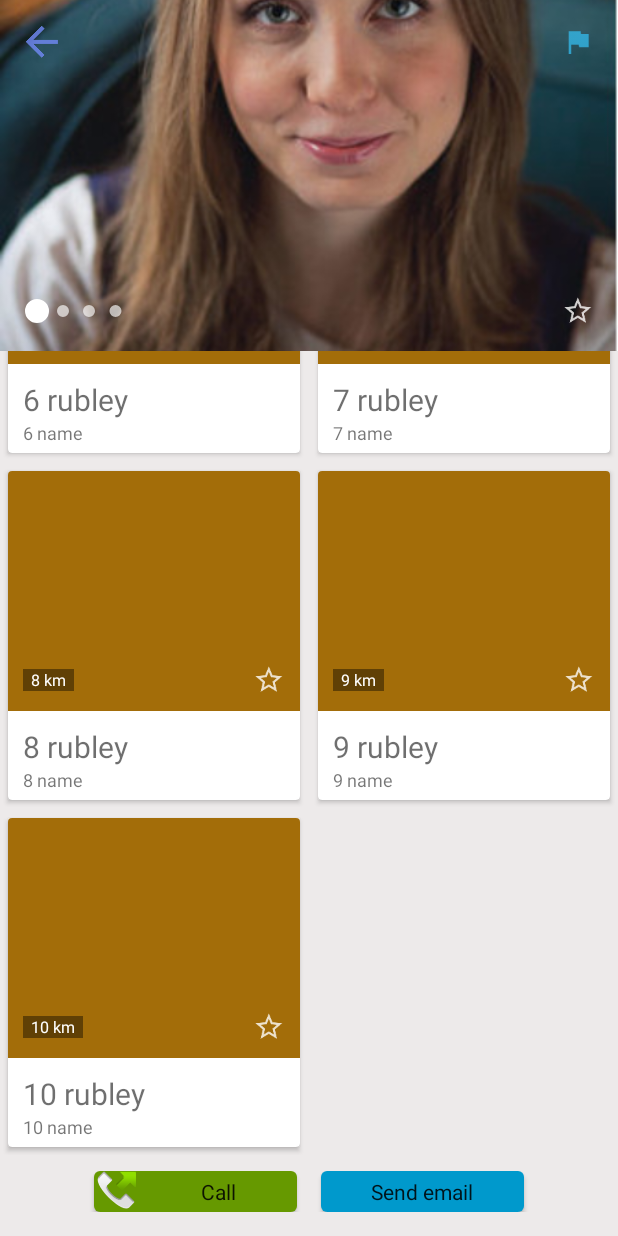
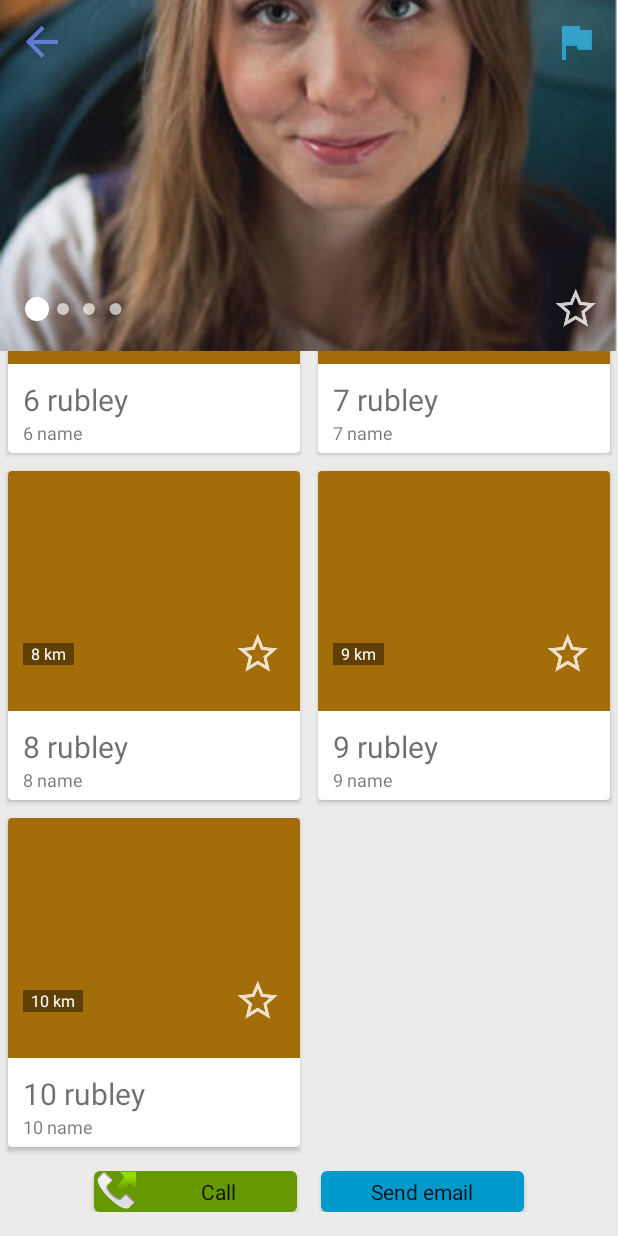
Before and after one commit to ChippZanuff/MarketPlace, an Android app: the OffersActivity screen opened directly, with no data from a screen before it, scrolled down 1516 dp, on a phone screen of 412 x 824 dp. Run offline under Robolectric (Android 15) with nearby library versions, the phone set to English and light mode, and no system bars; libraries missing offline, so code that uses them is left out: me.henrytao.smoothappbarlayout; plain views replace SmoothAppBarLayout; 3 statements that could not run were skipped.

Commit message:
Added click animation for buttons

```diff
--- a/app/src/main/java/com/example/deepdev_03/muvito/Adapters/RecyclerView/OfferItem/OfferItemHolder.java
+++ b/app/src/main/java/com/example/deepdev_03/muvito/Adapters/RecyclerView/OfferItem/OfferItemHolder.java
@@ -1,6 +1,5 @@
 package com.example.deepdev_03.muvito.Adapters.RecyclerView.OfferItem;
 
-import android.graphics.drawable.Drawable;
 import android.support.v7.widget.RecyclerView;
 import android.view.View;
 import android.widget.ImageButton;
@@ -24,7 +23,7 @@ public class OfferItemHolder extends RecyclerView.ViewHolder
         this.distance = distance;
         this.money = money;
         this.starButton = star;
-        this.starButton.setBackgroundDrawable(itemView.getResources().getDrawable(R.drawable.ic_empty_star));
+        this.starButton.setImageResource(R.drawable.ic_empty_star);
         this.starButton.setOnClickListener(new View.OnClickListener()
         {
             @Override
@@ -32,13 +31,11 @@ public class OfferItemHolder extends RecyclerView.ViewHolder
             {
                 if(starred)
                 {
-                    Drawable starEmpty = v.getResources().getDrawable(R.drawable.ic_empty_star);
-                    starButton.setBackgroundDrawable(starEmpty);
+                    starButton.setImageResource(R.drawable.ic_empty_star);
                 }
                 else
                 {
-                    Drawable startFilled = v.getResources().getDrawable(R.drawable.ic_full_star);
-                    starButton.setBackgroundDrawable(startFilled);
+                    starButton.setImageResource(R.drawable.ic_full_star);
                 }
 
                 starred = !starred;
--- a/app/src/main/java/com/example/deepdev_03/muvito/OffersActivity.java
+++ b/app/src/main/java/com/example/deepdev_03/muvito/OffersActivity.java
@@ -23,6 +23,7 @@ import android.support.v7.widget.Toolbar;
 import android.transition.Slide;
 import android.view.View;
 import android.widget.Button;
+import android.widget.ImageButton;
 import android.widget.ImageView;
 
 import com.example.deepdev_03.muvito.Adapters.RecyclerView.OfferItem.GridSpacingItemDecoration;
@@ -50,12 +51,13 @@ public class OffersActivity extends AppCompatActivity implements OnMapReadyCallb
     private OffersItem item;
     private GoogleMap map;
     private ImageView sellerAvatar, shareWith, shareVk;
-    private Button call, sendEmail, toolbarComplain;
+    private Button call, sendEmail;
+    private ImageButton toolbarComplain, starButton;
     private ViewPager imagePager;
     private ArrayList<Integer> images = new ArrayList<>();
     private RecyclerView recyclerView;
     private TabLayout dotPager;
-    private boolean shouldScroll = false;
+    private boolean shouldScroll = false, starred;
 
     @Override
     public void onCreate(Bundle savedInstanceState)
@@ -74,6 +76,22 @@ public class OffersActivity extends AppCompatActivity implements OnMapReadyCallb
         this.imagePager.setAdapter(new ImageSliderAdapter(getApplicationContext(), this.setSliderImages()));
         this.dotPager.setupWithViewPager(this.imagePager);
         this.initRecyclerView();
+        this.starButton.setOnClickListener(new View.OnClickListener()
+        {
+            @Override
+            public void onClick(View v)
+            {
+                if(starred)
+                {
+                    starButton.setImageResource(R.drawable.ic_empty_star);
+                }
+                else
+                {
+                    starButton.setImageResource(R.drawable.ic_full_star);
+                }
+                starred = !starred;
+            }
+        });
 
         ViewCompat.setTransitionName(findViewById(R.id.app_bar_offer), this.EXTRA_IMAGE);
         supportPostponeEnterTransition();
@@ -105,7 +123,8 @@ public class OffersActivity extends AppCompatActivity implements OnMapReadyCallb
         this.sendEmail = (Button) findViewById(R.id.send_email);
         this.imagePager = (ViewPager) findViewById(R.id.offer_image_pager);
         this.dotPager = (TabLayout) findViewById(R.id.offer_dot_pager);
-        this.toolbarComplain = (Button) findViewById(R.id.complain);
+        this.toolbarComplain = (ImageButton) findViewById(R.id.complain);
+        this.starButton = (ImageButton) findViewById(R.id.offer_star_button);
     }
 
     private void initActivityTransitions() {
@@ -219,12 +238,12 @@ public class OffersActivity extends AppCompatActivity implements OnMapReadyCallb
                 if(collapsingToolbarLayout.getHeight() + verticalOffset < 2 * ViewCompat.getMinimumHeight(collapsingToolbarLayout))
                 {
                     getSupportActionBar().setHomeAsUpIndicator(R.drawable.ic_action_back_collapsed);
-                    toolbarComplain.setBackgroundResource(R.drawable.ic_action_complain_collapsed);
+                    toolbarComplain.setImageResource(R.drawable.ic_action_complain_collapsed);
                 }
                 else
                 {
                     getSupportActionBar().setHomeAsUpIndicator(R.drawable.ic_action_back_expanded);
-                    toolbarComplain.setBackgroundResource(R.drawable.ic_action_complain_expanded);
+                    toolbarComplain.setImageResource(R.drawable.ic_action_complain_expanded);
                 }
             }
         });
--- a/app/src/main/res/layout/activity_offer.xml
+++ b/app/src/main/res/layout/activity_offer.xml
@@ -215,8 +215,7 @@
             <include
                 layout="@layout/recycler_view"
                 android:layout_width="match_parent"
-                android:layout_height="match_parent"
-                />
+                android:layout_height="match_parent"/>
 
             <View
                 android:layout_width="match_parent"
@@ -252,27 +251,27 @@
                 <RelativeLayout
                     android:layout_width="match_parent"
                     android:layout_height="wrap_content"
-                    android:layout_alignBottom="@+id/offer_image_pager"
-                    android:layout_marginBottom="@dimen/activity_vertical_margin">
+                    android:layout_alignBottom="@+id/offer_image_pager">
 
                     <android.support.design.widget.TabLayout
                         android:id="@+id/offer_dot_pager"
                         android:layout_width="@dimen/pager_dots_width"
-                        android:layout_height="@dimen/collapsing_toolbar_icon_size"
+                        android:layout_height="?attr/actionBarSize"
                         android:layout_alignParentBottom="true"
                         android:layout_alignParentLeft="true"
                         android:layout_marginLeft="@dimen/activity_horizontal_margin"
                         app:tabBackground="@drawable/dot_selector"
                         app:tabIndicatorHeight="0dp"/>
 
-                    <Button
-                        android:id="@+id/star"
-                        android:layout_width="@dimen/collapsing_toolbar_icon_size"
-                        android:layout_height="@dimen/collapsing_toolbar_icon_size"
+                    <ImageButton
+                        android:id="@+id/offer_star_button"
+                        android:layout_width="?attr/actionBarSize"
+                        android:layout_height="?attr/actionBarSize"
                         android:layout_alignParentRight="true"
-                        android:layout_marginRight="@dimen/activity_horizontal_margin"
                         android:layout_alignParentBottom="true"
-                        android:background="@drawable/ic_empty_star" />
+                        android:clickable="true"
+                        android:src="@drawable/ic_empty_star"
+                        style="@style/Widget.AppCompat.Button.Borderless"/>
 
                 </RelativeLayout>
 
@@ -286,13 +285,14 @@
                 app:layout_scrollFlags="scroll|enterAlways"
                 app:layout_collapseMode="pin">
 
-                <Button
+                <ImageButton
                     android:id="@+id/complain"
-                    android:layout_width="@dimen/collapsing_toolbar_icon_size"
-                    android:layout_height="@dimen/collapsing_toolbar_icon_size"
+                    android:layout_width="?attr/actionBarSize"
+                    android:layout_height="?attr/actionBarSize"
                     android:layout_gravity="right"
-                    android:layout_marginRight="@dimen/activity_horizontal_margin"
-                    android:background="@drawable/ic_action_complain_collapsed"
+                    android:clickable="true"
+                    android:src="@drawable/ic_action_complain_collapsed"
+                    style="@style/Widget.AppCompat.Button.Borderless"
                     android:onClick="OnClick"/>
 
             </android.support.v7.widget.Toolbar>
--- a/app/src/main/res/layout/recycler_view_card.xml
+++ b/app/src/main/res/layout/recycler_view_card.xml
@@ -50,13 +50,13 @@
 
                 <ImageButton
                     android:id="@+id/star"
-                    android:layout_width="@dimen/collapsing_toolbar_icon_size"
-                    android:layout_height="@dimen/collapsing_toolbar_icon_size"
+                    android:layout_width="?attr/actionBarSize"
+                    android:layout_height="?attr/actionBarSize"
                     android:layout_alignParentEnd="true"
                     android:layout_alignParentRight="true"
                     android:layout_centerVertical="true"
-                    android:layout_marginRight="10dp"
-                    android:layout_marginEnd="10dp"/>
+                    android:padding="10dp"
+                    style="@style/Widget.AppCompat.Button.Borderless"/>
 
             </RelativeLayout>
 
```
Also changed, not shown: app/src/main/java/com/example/deepdev_03/muvito/Activities/UserProfileActivity.java (+21 -0 lines), app/src/main/java/com/example/deepdev_03/muvito/Dialogs/UserProfileDetailsDialog.java (added, +83 -0 lines), app/src/main/res/layout/dialog_user_profile_details.xml (added, +100 -0 lines), app/src/main/res/layout/user_profile.xml (+9 -10 lines).
